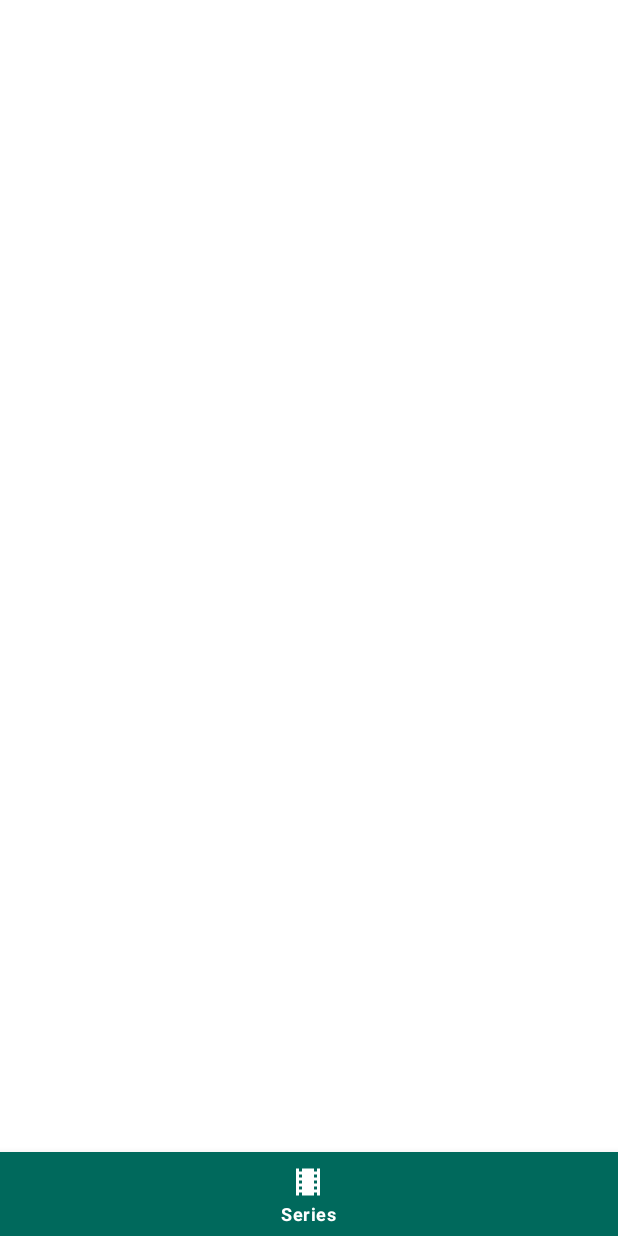
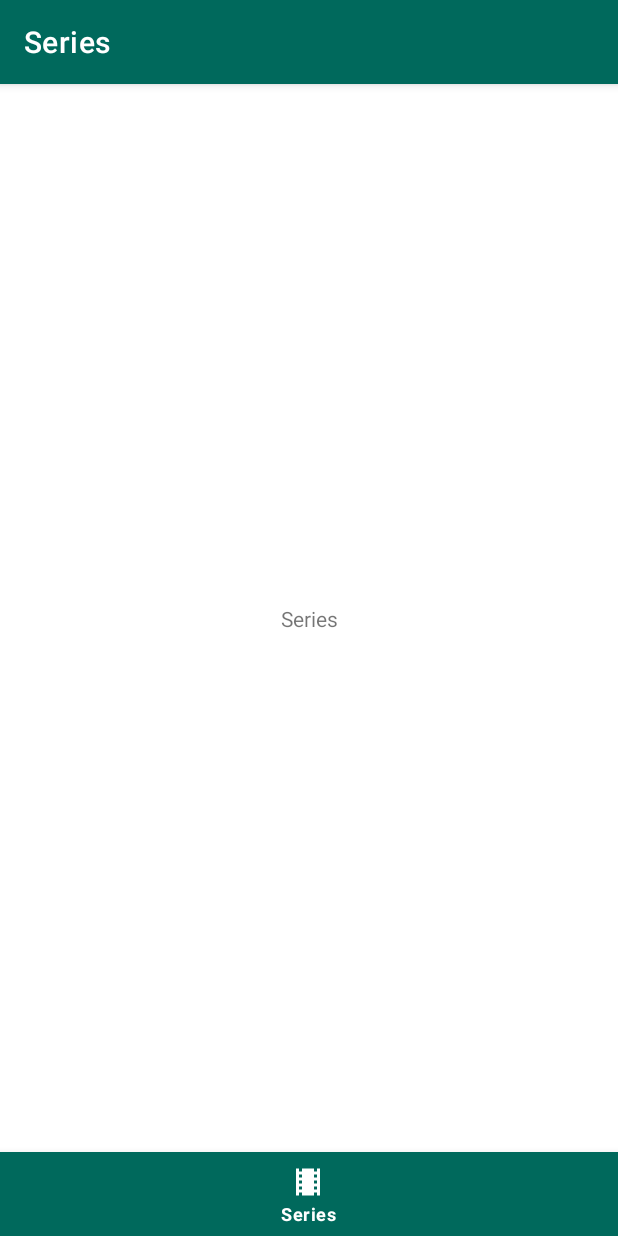
Before and after one commit to ademar111190/tv-maze, an Android app: the screen it shows after launch (HomeActivity), on a phone screen of 412 x 824 dp. Run offline under Robolectric (Android 15) with nearby library versions, the phone set to English and light mode, and no system bars; our stand-ins replace Timber.

Commit message:
Add page series and basic navigation

```diff
--- a/app/src/main/java/ademar/tvmaze/HomeActivity.kt
+++ b/app/src/main/java/ademar/tvmaze/HomeActivity.kt
@@ -1,9 +1,11 @@
 package ademar.tvmaze
 
+import ademar.tvmaze.page.series.SeriesFragment
+import ademar.tvmaze.widget.Reselectable
 import android.os.Bundle
 import androidx.appcompat.app.AppCompatActivity
+import androidx.fragment.app.FragmentManager.POP_BACK_STACK_INCLUSIVE
 import com.google.android.material.bottomnavigation.BottomNavigationView
-import timber.log.Timber
 
 class HomeActivity : AppCompatActivity() {
 
@@ -23,15 +25,47 @@ class HomeActivity : AppCompatActivity() {
     private fun setUpNavigation() {
         val navigation = findViewById<BottomNavigationView>(R.id.bottom_navigation)
         navigation.setOnItemReselectedListener { menu ->
-            Timber.d("menu reselected $menu") // TODO
+            val current = supportFragmentManager.fragments.lastOrNull()
+            val itemId = menu.itemId
+            if (current is Reselectable) current.onReselected()
+            if (current == null && itemId == R.id.navigation_series) {
+                val fragment = SeriesFragment()
+                supportFragmentManager.popBackStackImmediate(null, POP_BACK_STACK_INCLUSIVE)
+                supportFragmentManager.beginTransaction()
+                    .replace(R.id.content, fragment)
+                    .addToBackStack("$fragment")
+                    .commitAllowingStateLoss()
+            }
         }
         navigation.setOnItemSelectedListener { menu ->
-            Timber.d("menu selected $menu") // TODO
-            false
+            val fragment = when (menu.itemId) {
+                R.id.navigation_series -> {
+                    supportFragmentManager.popBackStackImmediate(null, POP_BACK_STACK_INCLUSIVE)
+                    SeriesFragment()
+                }
+                else -> null
+            }
+            if (fragment != null) {
+                val transaction = supportFragmentManager.beginTransaction()
+                if (fragment is SeriesFragment) {
+                    transaction.replace(R.id.content, fragment)
+                } else {
+                    transaction.add(R.id.content, fragment)
+                }
+                transaction.addToBackStack("$fragment")
+                transaction.commitAllowingStateLoss()
+            }
+            fragment != null
         }
         navigation.selectedItemId = R.id.navigation_series
         supportFragmentManager.addOnBackStackChangedListener {
-            Timber.d("back stack changed listener") // TODO
+            val id = when (supportFragmentManager.fragments.lastOrNull()) {
+                is SeriesFragment -> R.id.navigation_series
+                else -> null
+            }
+            if (id != null) {
+                navigation.menu.findItem(id)?.isChecked = true
+            }
         }
         val initial = when (intent?.extras?.getString("INITIAL_ACTION", null)) {
             "ademar.tvmaze.series" -> R.id.navigation_series
--- /dev/null
+++ b/app/src/main/java/ademar/tvmaze/page/series/SeriesFragment.kt
@@ -0,0 +1,22 @@
+package ademar.tvmaze.page.series
+
+import ademar.tvmaze.R
+import ademar.tvmaze.widget.Reselectable
+import android.os.Bundle
+import android.view.LayoutInflater
+import android.view.View
+import android.view.ViewGroup
+import androidx.fragment.app.Fragment
+import timber.log.Timber
+
+class SeriesFragment : Fragment(), Reselectable {
+
+    override fun onCreateView(inflater: LayoutInflater, container: ViewGroup?, savedInstanceState: Bundle?): View? {
+        return inflater.inflate(R.layout.page_series, container, false)
+    }
+
+    override fun onReselected() {
+        Timber.d("onReselected") // TODO
+    }
+
+}
--- /dev/null
+++ b/app/src/main/java/ademar/tvmaze/widget/Reselectable.kt
@@ -0,0 +1,7 @@
+package ademar.tvmaze.widget
+
+interface Reselectable {
+
+    fun onReselected()
+
+}
--- /dev/null
+++ b/app/src/main/res/layout/page_series.xml
@@ -0,0 +1,52 @@
+<?xml version="1.0" encoding="utf-8"?>
+<androidx.coordinatorlayout.widget.CoordinatorLayout xmlns:android="http://schemas.android.com/apk/res/android"
+    xmlns:app="http://schemas.android.com/apk/res-auto"
+    android:id="@+id/container"
+    android:layout_width="match_parent"
+    android:layout_height="match_parent"
+    android:background="?android:attr/windowBackground">
+
+    <com.google.android.material.appbar.AppBarLayout
+        android:layout_width="match_parent"
+        android:layout_height="wrap_content">
+
+        <androidx.appcompat.widget.Toolbar
+            android:id="@+id/toolbar"
+            android:layout_width="match_parent"
+            android:layout_height="?attr/actionBarSize"
+            android:background="?attr/colorPrimaryVariant"
+            android:theme="@style/ToolBarStyle"
+            app:layout_constraintEnd_toEndOf="parent"
+            app:layout_constraintStart_toStartOf="parent"
+            app:layout_constraintTop_toTopOf="parent"
+            app:title="@string/page_title_series" />
+
+    </com.google.android.material.appbar.AppBarLayout>
+
+    <ScrollView
+        android:layout_width="match_parent"
+        android:layout_height="match_parent"
+        android:clipToPadding="false"
+        android:fillViewport="true"
+        android:paddingTop="16dp"
+        android:paddingBottom="16dp"
+        app:layout_behavior="@string/appbar_scrolling_view_behavior">
+
+        <androidx.constraintlayout.widget.ConstraintLayout
+            android:layout_width="match_parent"
+            android:layout_height="wrap_content">
+
+            <TextView
+                android:layout_width="wrap_content"
+                android:layout_height="wrap_content"
+                android:text="@string/page_title_series"
+                app:layout_constraintBottom_toBottomOf="parent"
+                app:layout_constraintEnd_toEndOf="parent"
+                app:layout_constraintStart_toStartOf="parent"
+                app:layout_constraintTop_toTopOf="parent" />
+
+        </androidx.constraintlayout.widget.ConstraintLayout>
+
+    </ScrollView>
+
+</androidx.coordinatorlayout.widget.CoordinatorLayout>
--- a/app/src/main/res/values-night/themes.xml
+++ b/app/src/main/res/values-night/themes.xml
@@ -19,4 +19,11 @@
         <item name="itemTextColor">@color/bottom_nav_item</item>
     </style>
 
+    <style name="ToolBarStyle"
+        parent="ThemeOverlay.MaterialComponents.Dark.ActionBar">
+        <item name="android:textColorPrimary">@android:color/white</item>
+        <item name="android:textColorSecondary">@android:color/white</item>
+        <item name="actionMenuTextColor">@android:color/white</item>
+    </style>
+
 </resources>
--- a/app/src/main/res/values/themes.xml
+++ b/app/src/main/res/values/themes.xml
@@ -19,4 +19,11 @@
         <item name="itemTextColor">@color/bottom_nav_item</item>
     </style>
 
+    <style name="ToolBarStyle"
+        parent="ThemeOverlay.MaterialComponents.ActionBar">
+        <item name="android:textColorPrimary">@android:color/white</item>
+        <item name="android:textColorSecondary">@android:color/white</item>
+        <item name="actionMenuTextColor">@android:color/white</item>
+    </style>
+
 </resources>
```
